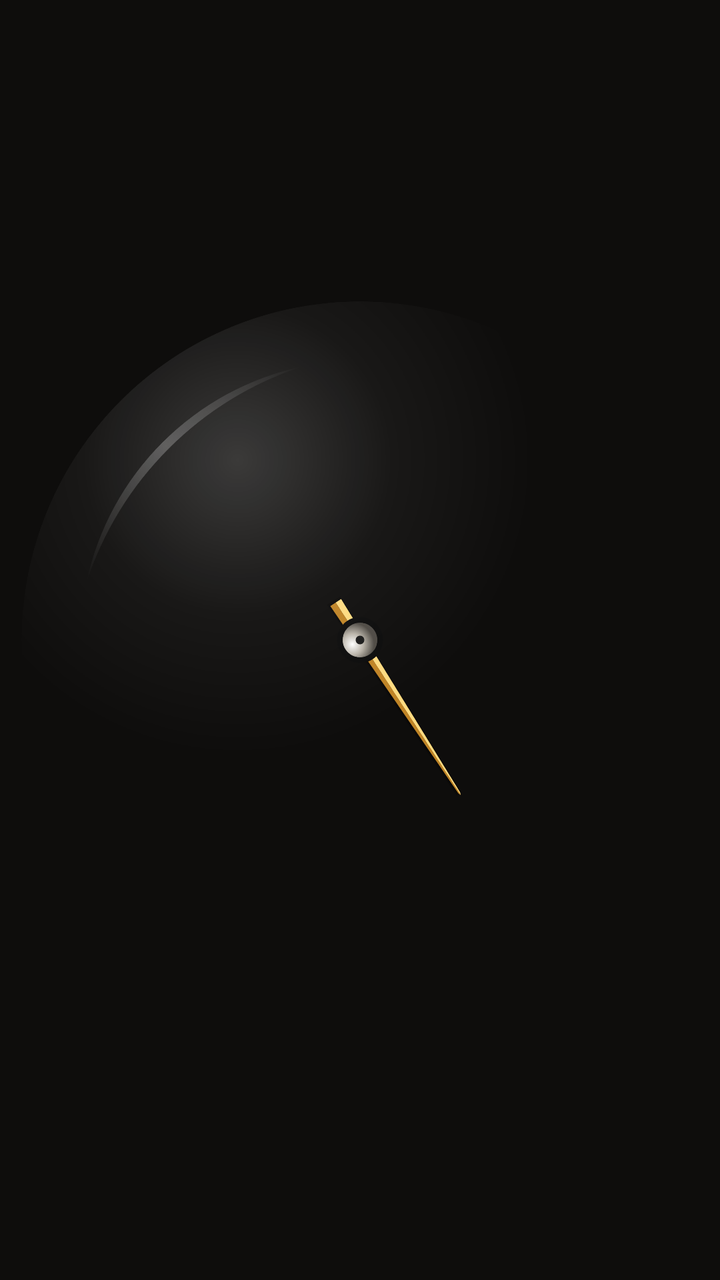
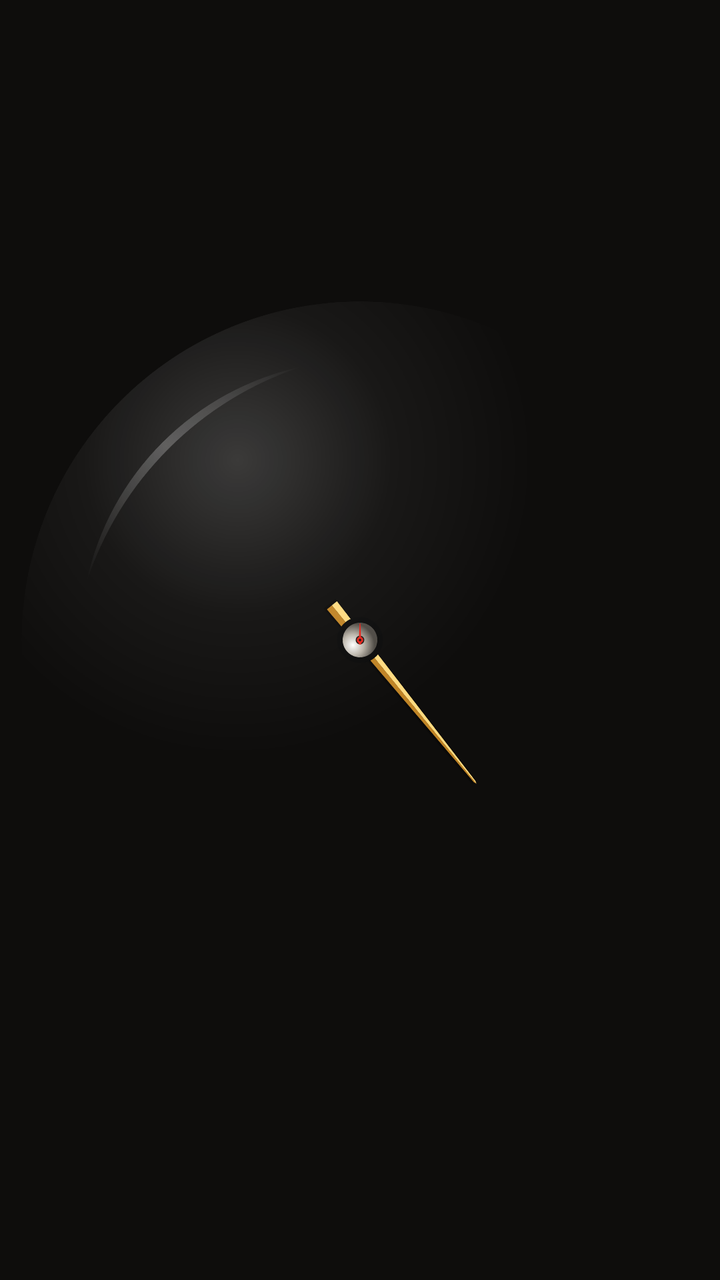

Before-and-after screenshots of an Android layout around one commit, followed by the original layout XML and the change that was made.
<!-- AndroidManifest.xml: application theme AppTheme -->
<!-- res/layout/widget_chrono.xml -->
<?xml version="1.0" encoding="utf-8"?>
<FrameLayout xmlns:android="http://schemas.android.com/apk/res/android"
    android:id="@+id/root"
    android:layout_width="match_parent"
    android:layout_height="match_parent">

    <ImageView
        android:id="@+id/face"
        android:layout_width="match_parent"
        android:layout_height="match_parent"
        android:scaleType="fitCenter"
        android:importantForAccessibility="no" />

    <AnalogClock
        android:id="@+id/needle"
        android:layout_width="match_parent"
        android:layout_height="match_parent"
        android:dial="@drawable/dial_square"
        android:hand_hour="@drawable/hand_none"
        android:hand_minute="@drawable/hand_none"
        android:hand_second="@drawable/needle_chrono" />

    <ImageView
        android:id="@+id/glare"
        android:layout_width="match_parent"
        android:layout_height="match_parent"
        android:scaleType="fitCenter"
        android:src="@drawable/glare_chrono"
        android:importantForAccessibility="no" />
</FrameLayout>
<!-- resources referenced by this layout -->
<resources>
  <!-- drawable dial_square (drawable) -->
  <?xml version="1.0" encoding="utf-8"?>
  <vector xmlns:android="http://schemas.android.com/apk/res/android"
      android:width="1000dp" android:height="1000dp"
      android:viewportWidth="1000" android:viewportHeight="1000">
      <path android:fillColor="#00000000" android:pathData="M0,0h1v1h-1z" />
  </vector>
  <!-- drawable glare_chrono (drawable) -->
  <?xml version="1.0" encoding="utf-8"?>
  <vector xmlns:android="http://schemas.android.com/apk/res/android"
      xmlns:aapt="http://schemas.android.com/aapt"
      android:width="1000dp" android:height="1000dp"
      android:viewportWidth="1000" android:viewportHeight="1000">
      <path android:pathData="M30,500 a470,470 0 1,0 940,0 a470,470 0 1,0 -940,0 Z">
          <aapt:attr name="android:fillColor">
              <gradient android:type="radial"
                  android:centerX="330" android:centerY="250" android:gradientRadius="430"
                  android:startColor="#30FFFFFF" android:centerColor="#0CFFFFFF"
                  android:endColor="#00FFFFFF" />
          </aapt:attr>
      </path>
      <path android:pathData="M120,420 A390,390 0 0,1 420,120 A470,470 0 0,0 120,420 Z">
          <aapt:attr name="android:fillColor">
              <gradient android:type="linear"
                  android:startX="120" android:startY="420" android:endX="420" android:endY="120"
                  android:startColor="#00FFFFFF" android:centerColor="#40FFFFFF"
                  android:endColor="#00FFFFFF" />
          </aapt:attr>
      </path>
  </vector>
  <!-- drawable hand_none (drawable) -->
  <?xml version="1.0" encoding="utf-8"?>
  <vector xmlns:android="http://schemas.android.com/apk/res/android"
      android:width="2dp" android:height="2dp"
      android:viewportWidth="2" android:viewportHeight="2">
      <path android:fillColor="#00000000" android:pathData="M0,0h1v1h-1z" />
  </vector>
  <style name="AppTheme" parent="@android:style/Theme.Material.NoActionBar">
          <item name="android:windowBackground">@color/bg</item>
          <item name="android:statusBarColor">@color/bg</item>
          <item name="android:navigationBarColor">@color/bg</item>
          <item name="android:colorAccent">@color/amber</item>
      </style>
  <color name="bg">#FF0E0D0C</color>
  <color name="amber">#FFD9A441</color>
  <!-- unchanged entries left out for length: 1 -->
</resources>

<!-- the commit's change to res/layout/widget_chrono.xml (unified diff, before → after) -->
@@ -20,6 +20,19 @@
         android:hand_minute="@drawable/hand_none"
         android:hand_second="@drawable/needle_chrono" />
 
+    
+    <ProgressBar
+        android:id="@+id/pin"
+        android:layout_width="match_parent"
+        android:layout_height="match_parent"
+        android:indeterminate="true"
+        android:indeterminateOnly="true"
+        android:indeterminateDrawable="@drawable/pin_spin"
+        android:indeterminateDuration="1000"
+        android:indeterminateBehavior="repeat"
+        android:interpolator="@android:anim/linear_interpolator"
+        android:importantForAccessibility="no" />
+
     <ImageView
         android:id="@+id/glare"
         android:layout_width="match_parent"
<!-- resource entries referenced after the edit -->
@@ -37,12 +37,32 @@
       android:viewportWidth="2" android:viewportHeight="2">
       <path android:fillColor="#00000000" android:pathData="M0,0h1v1h-1z" />
   </vector>
+  <!-- drawable pin_spin (drawable) -->
+  <?xml version="1.0" encoding="utf-8"?>
+  <rotate xmlns:android="http://schemas.android.com/apk/res/android"
+      android:drawable="@drawable/pin_needle"
+      android:fromDegrees="0"
+      android:toDegrees="360"
+      android:pivotX="50%"
+      android:pivotY="50%" />
   <style name="AppTheme" parent="@android:style/Theme.Material.NoActionBar">
           <item name="android:windowBackground">@color/bg</item>
           <item name="android:statusBarColor">@color/bg</item>
           <item name="android:navigationBarColor">@color/bg</item>
           <item name="android:colorAccent">@color/amber</item>
       </style>
+  <!-- drawable pin_needle (drawable) -->
+  <?xml version="1.0" encoding="utf-8"?>
+  <vector xmlns:android="http://schemas.android.com/apk/res/android"
+      android:width="1000dp" android:height="1000dp"
+      android:viewportWidth="1000" android:viewportHeight="1000">
+      <path android:fillColor="#FFE8231A"
+          android:pathData="M498.2,506 L499.4,477 L500.6,477 L501.8,506 Z" />
+      <path android:fillColor="#FFE8231A"
+          android:pathData="M495.5,500 a4.5,4.5 0 1,0 9,0 a4.5,4.5 0 1,0 -9,0 Z" />
+      <path android:fillColor="#FF1A1A1A"
+          android:pathData="M498.2,500 a1.8,1.8 0 1,0 3.6,0 a1.8,1.8 0 1,0 -3.6,0 Z" />
+  </vector>
   <color name="bg">#FF0E0D0C</color>
   <color name="amber">#FFD9A441</color>
   <!-- unchanged entries left out for length: 1 -->
